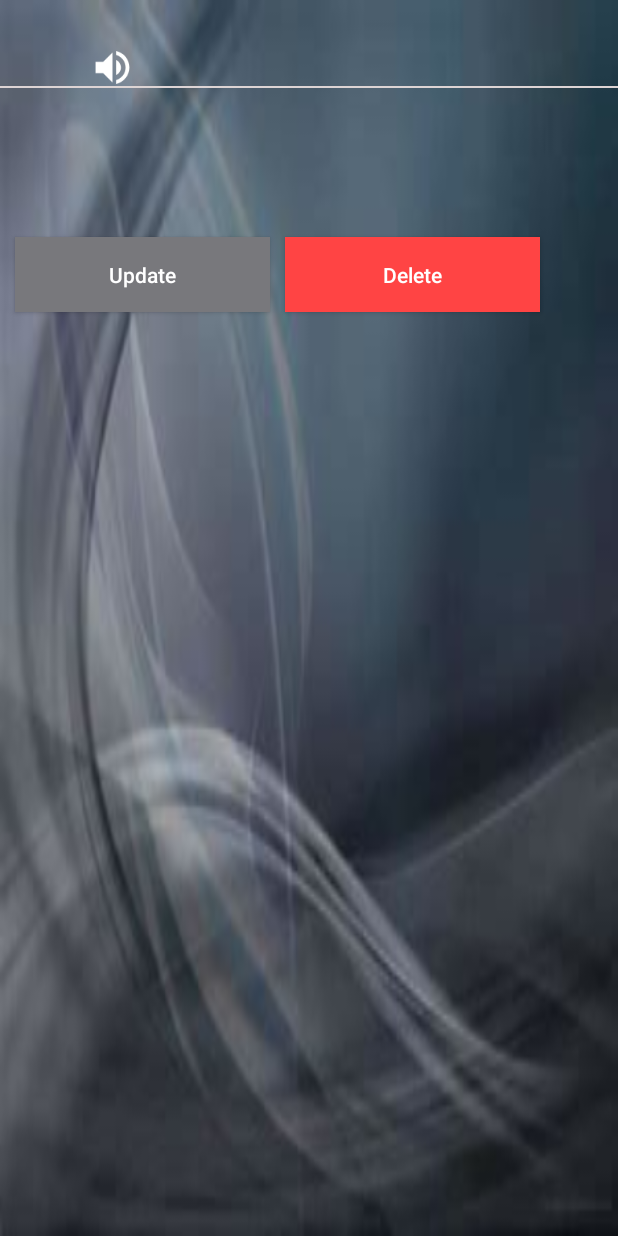
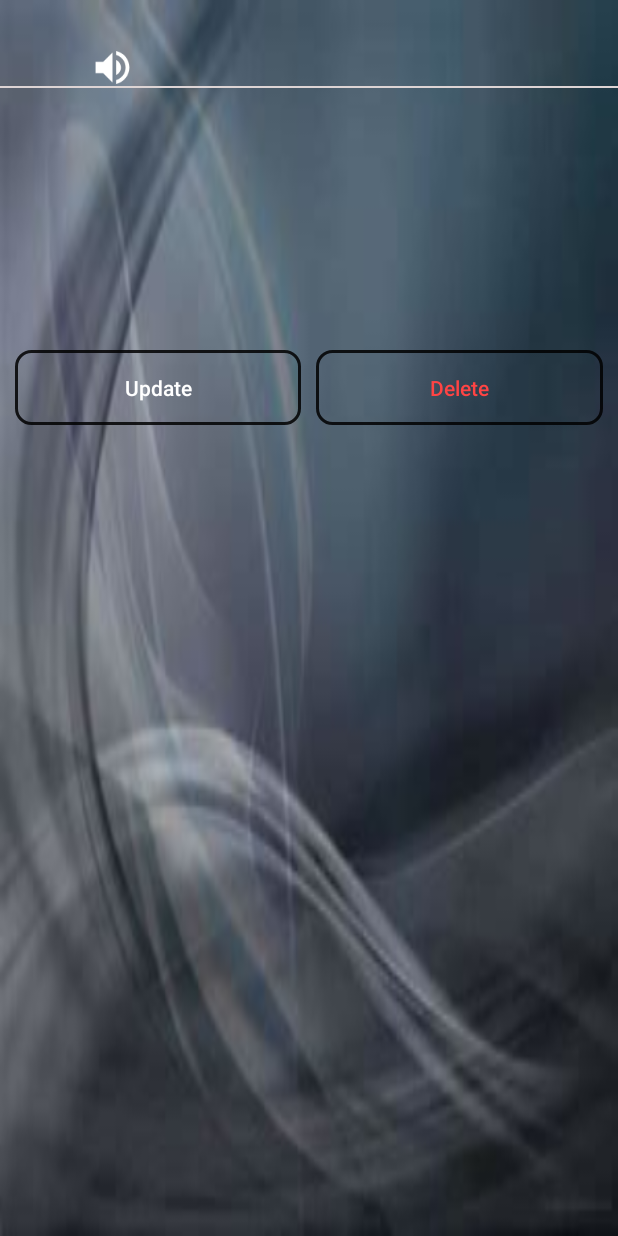
Before and after one commit to Dagitpam/dictionary-jos, an Android app: the View_words screen opened directly, with no data from a screen before it, on a phone screen of 412 x 824 dp. Run offline under Robolectric (Android 15) with nearby library versions, the phone set to English and light mode, and no system bars.

Commit message:
design added

```diff
--- a/app/src/main/res/drawable/btnshapes.xml
+++ b/app/src/main/res/drawable/btnshapes.xml
@@ -1,9 +1,8 @@
 <?xml version="1.0" encoding="utf-8"?>
 <shape xmlns:android="http://schemas.android.com/apk/res/android"
     android:shape="rectangle">
-    <solid android:color="@color/colorPrimaryDark"/>
     <corners android:radius="10dp"/>
-    <stroke android:color="#57000000"
+    <stroke android:color="#D7000000"
         android:width="2dp"/>
 
 </shape>
--- /dev/null
+++ b/app/src/main/res/drawable/ic_arrow_forward.xml
@@ -0,0 +1,5 @@
+<vector android:height="24dp" android:tint="#FFFFFF"
+    android:viewportHeight="24.0" android:viewportWidth="24.0"
+    android:width="24dp" xmlns:android="http://schemas.android.com/apk/res/android">
+    <path android:fillColor="#FF000000" android:pathData="M12,4l-1.41,1.41L16.17,11H4v2h12.17l-5.58,5.59L12,20l8,-8z"/>
+</vector>
--- /dev/null
+++ b/app/src/main/res/drawable/ic_arrow_icon.xml
@@ -0,0 +1,5 @@
+<vector android:height="24dp" android:tint="#FFFFFF"
+    android:viewportHeight="24.0" android:viewportWidth="24.0"
+    android:width="24dp" xmlns:android="http://schemas.android.com/apk/res/android">
+    <path android:fillColor="#FF000000" android:pathData="M20,11H7.83l5.59,-5.59L12,4l-8,8 8,8 1.41,-1.41L7.83,13H20v-2z"/>
+</vector>
--- /dev/null
+++ b/app/src/main/res/drawable/ic_search_icon.xml
@@ -0,0 +1,5 @@
+<vector android:height="24dp" android:tint="#ABABAB"
+    android:viewportHeight="24.0" android:viewportWidth="24.0"
+    android:width="24dp" xmlns:android="http://schemas.android.com/apk/res/android">
+    <path android:fillColor="#FF000000" android:pathData="M15.5,14h-0.79l-0.28,-0.27C15.41,12.59 16,11.11 16,9.5 16,5.91 13.09,3 9.5,3S3,5.91 3,9.5 5.91,16 9.5,16c1.61,0 3.09,-0.59 4.23,-1.57l0.27,0.28v0.79l5,4.99L20.49,19l-4.99,-5zM9.5,14C7.01,14 5,11.99 5,9.5S7.01,5 9.5,5 14,7.01 14,9.5 11.99,14 9.5,14z"/>
+</vector>
--- a/app/src/main/res/layout/activity_add_word.xml
+++ b/app/src/main/res/layout/activity_add_word.xml
@@ -32,7 +32,7 @@
     <EditText
         android:id="@+id/et_addmeaning"
         android:layout_width="match_parent"
-        android:layout_height="wrap_content"
+        android:layout_height="40dp"
         android:layout_below="@id/et_addword"
         android:background="@drawable/inputshapes"
         android:layout_marginTop="10dp"
@@ -41,7 +41,6 @@
         android:maxLines="4"
         android:inputType="textMultiLine"
         android:paddingStart="10dp"
-        android:paddingBottom="40dp"
         android:layout_marginStart="40dp"
         android:layout_marginEnd="40dp"/>
     <Button
--- a/app/src/main/res/layout/activity_view_word.xml
+++ b/app/src/main/res/layout/activity_view_word.xml
@@ -41,17 +41,26 @@
         android:text="meaning is here"
         android:layout_below="@id/horizontal_line"
         android:layout_marginTop="20dp"
+        android:textStyle="italic"
+        android:textSize="18sp"
         android:textColor="@android:color/black"
         android:layout_marginStart="20dp"
         android:layout_marginEnd="20dp"/>
+    <LinearLayout
+        android:id="@+id/layout_two"
+        android:layout_width="match_parent"
+        android:layout_height="wrap_content"
+        android:orientation="horizontal"
+        android:layout_marginTop="70dp"
+        android:layout_below="@id/tv_view_word_meaning">
         <Button
             android:id="@+id/bt_view_word_update"
             android:layout_width="170dp"
             android:layout_height="50dp"
             android:text="Update"
-        android:layout_below="@id/tv_view_word_meaning"
+            android:layout_weight="50"
             android:layout_marginTop="60dp"
-        android:background="@color/colorPrimaryDark"
+            android:background="@drawable/btnshapes"
             android:textColor="@android:color/white"
             android:textAllCaps="false"
             android:layout_marginStart="10dp"/>
@@ -61,12 +70,15 @@
             android:layout_height="50dp"
             android:text="Delete"
             android:textAllCaps="false"
-        android:background="@android:color/holo_red_light"
-        android:layout_below="@+id/tv_view_word_meaning"
+            android:background="@drawable/btnshapes"
+            android:layout_weight="50"
             android:layout_toEndOf="@+id/bt_view_word_update"
             android:layout_marginTop="60dp"
             android:layout_marginStart="10dp"
             android:layout_marginEnd="10dp"
-        android:textColor="@android:color/white"/>
+            android:textColor="@android:color/holo_red_light"/>
+
+    </LinearLayout>
+
 
 </RelativeLayout>
```
Also changed, not shown: app/src/main/res/layout/activity_main.xml (+9 -3 lines), app/src/main/res/layout/activity_update_word.xml (+4 -4 lines). Lines whose indentation alone changed are shown as unchanged.
